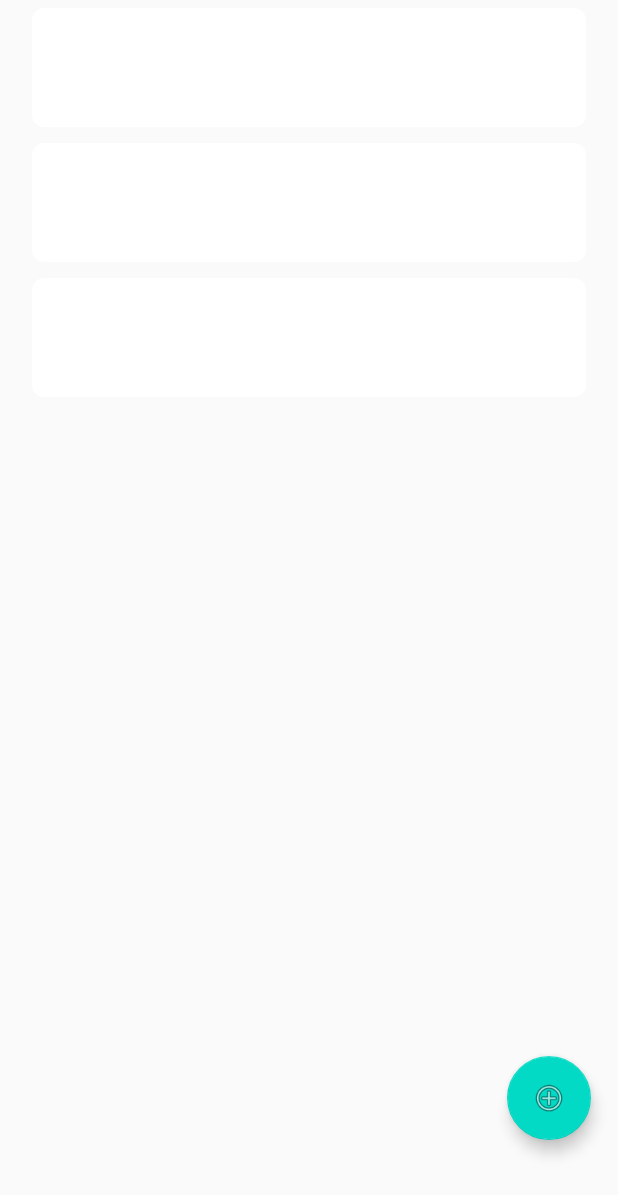
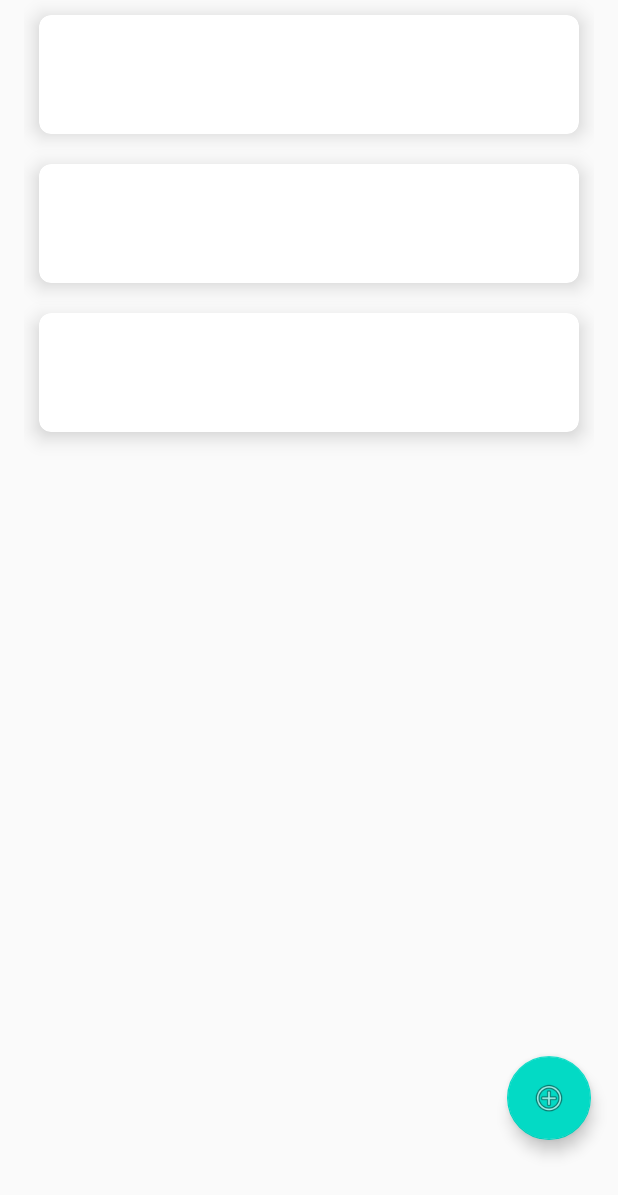
Before and after one commit to focus617/Pomodoro, an Android app: the layout fragment_home.xml on its own in the app's theme, with its tools: preview values and no code run, on a phone screen of 412 x 824 dp. Shown: the top 1195 px of the screen. Run offline under Robolectric (Android 15) with nearby library versions, the phone set to English and light mode, and no system bars.

Commit message:
shift to CardView widget.

```diff
--- a/app/src/main/res/drawable/radius_bg.xml
+++ /dev/null
@@ -1,5 +0,0 @@
-<?xml version="1.0" encoding="utf-8"?>
-<shape xmlns:android="http://schemas.android.com/apk/res/android" >
-    <corners android:radius="8dp"/>
-    <solid android:color="#ffffff"/>
-</shape>
--- a/app/src/main/res/layout/list_item_project.xml
+++ b/app/src/main/res/layout/list_item_project.xml
@@ -1,11 +1,20 @@
 <?xml version="1.0" encoding="utf-8"?>
-<LinearLayout xmlns:android="http://schemas.android.com/apk/res/android"
+
+<androidx.cardview.widget.CardView xmlns:android="http://schemas.android.com/apk/res/android"
+    xmlns:app="http://schemas.android.com/apk/res-auto"
+    android:id="@+id/item_cardview"
+    android:layout_width="match_parent"
+    android:layout_height="wrap_content"
+    android:layout_margin="10dp"
+    android:padding="5dp"
+    app:cardCornerRadius="8dp"
+    app:cardElevation="8dp">
+
+    <LinearLayout
         android:layout_width="match_parent"
         android:layout_height="wrap_content"
         android:orientation="horizontal"
-    android:background="@drawable/radius_bg"
-    android:padding="10dp"
-    android:layout_margin="5dp">
+        android:padding="10dp">
 
         <ImageView
             android:id="@+id/item_image"
@@ -16,8 +25,9 @@
         <TextView
             android:id="@+id/item_title"
             android:layout_width="0dp"
-        android:layout_weight="1"
             android:layout_height="wrap_content"
             android:layout_margin="@dimen/text_margin"
+            android:layout_weight="1"
             android:textSize="20sp" />
     </LinearLayout>
+</androidx.cardview.widget.CardView>
```
Lines whose indentation alone changed are shown as unchanged.
